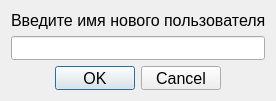
Qt form hifive/CHMV/RGR/accountcreation.ui (MangriMen/SibSUTIS5semester) before a commit.
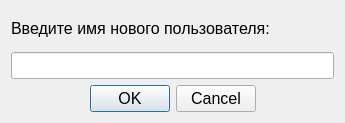
The same form after that commit.

Patch:
```diff
--- a/hifive/CHMV/RGR/accountcreation.ui
+++ b/hifive/CHMV/RGR/accountcreation.ui
@@ -6,20 +6,20 @@
    <rect>
     <x>0</x>
     <y>0</y>
-    <width>276</width>
-    <height>101</height>
+    <width>345</width>
+    <height>123</height>
    </rect>
   </property>
   <property name="minimumSize">
    <size>
-    <width>276</width>
-    <height>101</height>
+    <width>345</width>
+    <height>123</height>
    </size>
   </property>
   <property name="maximumSize">
    <size>
-    <width>276</width>
-    <height>101</height>
+    <width>345</width>
+    <height>123</height>
    </size>
   </property>
   <property name="windowTitle">
```
